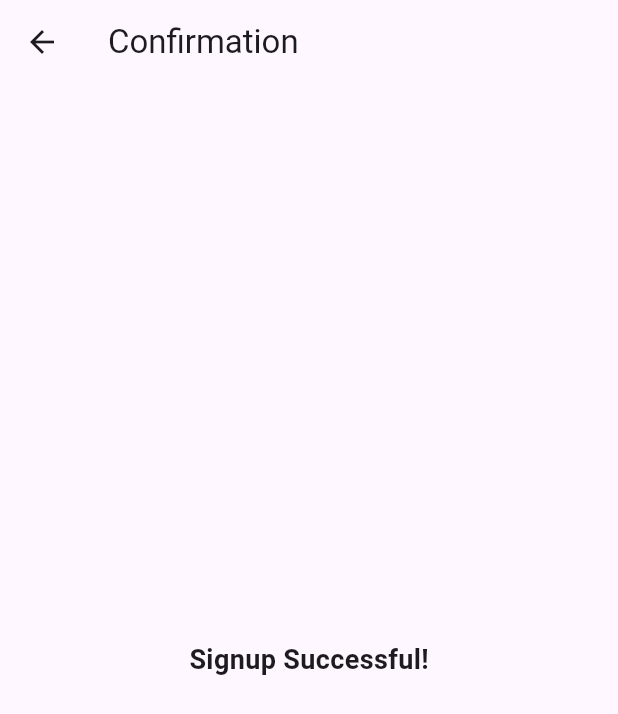
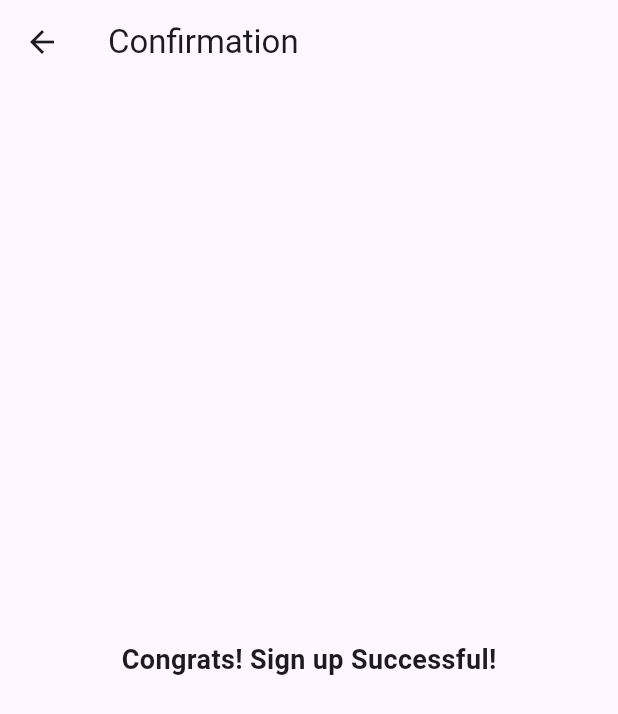
Before and after one commit to Shawnm-MAD/formverification_app, a Flutter app: the ConfirmationPage screen opened directly, on a phone screen of 412 x 824 dp. Shown: the top 714 px of the screen. Run offline on Flutter 3.47's test engine with Material 3 defaults, Android fonts, the phone set to English and light mode, and no system bars.

Commit message:
Final testing done and bugs fixed

```diff
--- a/lib/main.dart
+++ b/lib/main.dart
@@ -1,5 +1,4 @@
 import 'package:flutter/material.dart';
-
 
 void main() => runApp(const MyApp());
 
@@ -50,11 +49,14 @@ class MyCustomFormState extends State<MyCustomForm> {
   }
 
   bool _isValidEmail(String email) {
-    return RegExp(r"^[a-zA-Z0-9._%+-]+@[a-zA-Z0-9.-]+\.[a-zA-Z]{2,}$").hasMatch(email);
+    return RegExp(r"^[a-zA-Z0-9._%+-]+@[a-zA-Z0-9.-]+\.[a-zA-Z]{2,}$")
+        .hasMatch(email);
   }
 
   bool _isValidPassword(String password) {
-    return password.length >= 6 && RegExp(r'[A-Z]').hasMatch(password) && RegExp(r'\d').hasMatch(password);
+    return password.length >= 6 &&
+        RegExp(r'[A-Z]').hasMatch(password) &&
+        RegExp(r'\d').hasMatch(password);
   }
 
   void _submitForm() {
@@ -155,7 +157,7 @@ class ConfirmationPage extends StatelessWidget {
       appBar: AppBar(title: const Text('Confirmation')),
       body: const Center(
         child: Text(
-          'Signup Successful!',
+          'Congrats! Sign up Successful!',
           style: TextStyle(fontSize: 18, fontWeight: FontWeight.bold),
         ),
       ),
```
